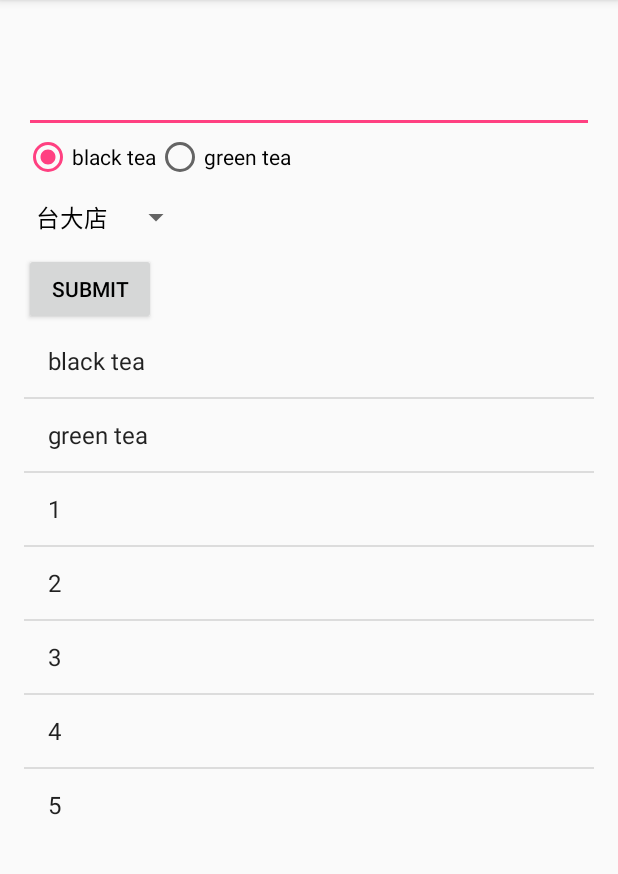
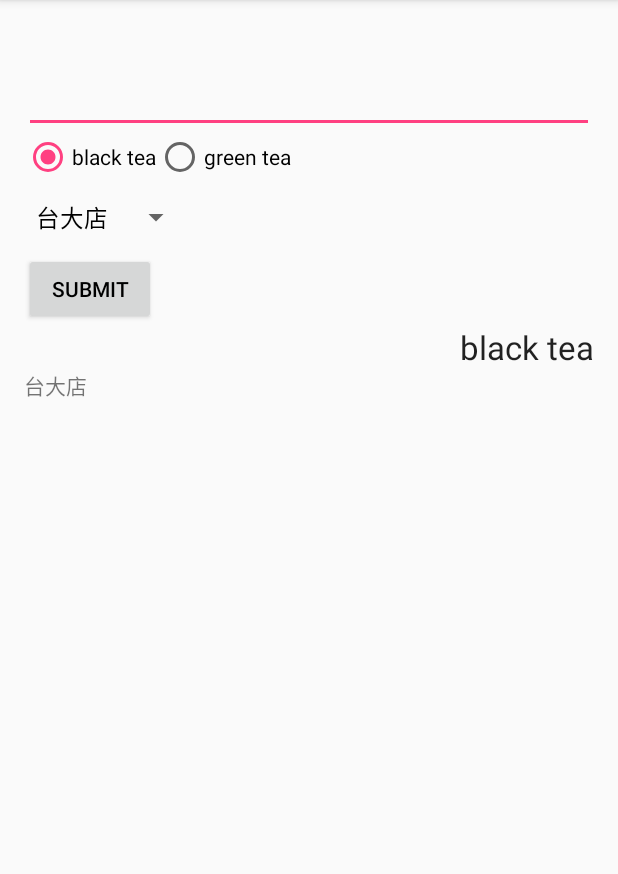
Before and after one commit to winlaii/android_270, an Android app: the screen it shows after launch (MainActivity), after a tap on "SUBMIT", on a phone screen of 412 x 824 dp, the part 84-958 px from its top. Run offline under Robolectric (Android 15) with nearby library versions, the phone set to English and light mode, and no system bars.

Commit message:
use custom adapter to setup listview

```diff
--- a/SimpleUI/app/src/main/java/com/example/user/simpleui/MainActivity.java
+++ b/SimpleUI/app/src/main/java/com/example/user/simpleui/MainActivity.java
@@ -12,6 +12,9 @@ import android.widget.RadioGroup;
 import android.widget.Spinner;
 import android.widget.TextView;
 
+import java.util.ArrayList;
+import java.util.List;
+
 public class MainActivity extends AppCompatActivity {
     TextView textView;
     EditText editText;
@@ -20,6 +23,8 @@ public class MainActivity extends AppCompatActivity {
     Spinner spinner;
 
     String selectedTea = "black tea";
+
+    List<Order> orders = new ArrayList<>();
 
     @Override
     protected void onCreate(Bundle savedInstanceState) {
@@ -57,8 +62,7 @@ public class MainActivity extends AppCompatActivity {
 
     public void setupListView()
     {
-        String[] data = new String[]{"black tea", "green tea", "1", "2", "3", "4", "5"};
-        ArrayAdapter<String> adapter = new ArrayAdapter<String>(this,android.R.layout.simple_list_item_1, data);
+        OrderAdapter adapter = new OrderAdapter(this, orders);
         listView.setAdapter(adapter);
     }
 
@@ -73,6 +77,13 @@ public class MainActivity extends AppCompatActivity {
     {
         String text = editText.getText().toString();
         textView.setText(text);
-        editText.setText("");
+
+        Order order = new Order();
+        order.note = text;
+        order.drinkName = selectedTea;
+        order.storeInfo = (String)spinner.getSelectedItem();
+
+        setupListView();
+        orders.add(order);
     }
 }
--- /dev/null
+++ b/SimpleUI/app/src/main/java/com/example/user/simpleui/Order.java
@@ -0,0 +1,10 @@
+package com.example.user.simpleui;
+
+/**
+ * Created by user on 2016/7/13.
+ */
+public class Order {
+    String note;
+    String drinkName;
+    String storeInfo;
+}
--- /dev/null
+++ b/SimpleUI/app/src/main/java/com/example/user/simpleui/OrderAdapter.java
@@ -0,0 +1,59 @@
+package com.example.user.simpleui;
+
+import android.content.Context;
+import android.view.LayoutInflater;
+import android.view.View;
+import android.view.ViewGroup;
+import android.widget.BaseAdapter;
+import android.widget.TextView;
+
+import java.util.List;
+
+/**
+ * Created by user on 2016/7/13.
+ */
+public class OrderAdapter extends BaseAdapter {
+
+    List<Order> orders;
+    LayoutInflater layoutInflater;
+
+    public OrderAdapter(Context context, List<Order> orders)
+    {
+        this.orders = orders;
+        this.layoutInflater = LayoutInflater.from(context);
+    }
+
+    @Override
+    public int getCount() {
+        return orders.size();
+    }
+
+    @Override
+    public Object getItem(int position) {
+        return  orders.get(position);
+    }
+
+    @Override
+    public long getItemId(int position) {
+        return position;
+    }
+
+    @Override
+    public View getView(int position, View convertView, ViewGroup parent) {
+
+        if(convertView == null)
+        {
+            convertView = layoutInflater.inflate(R.layout.listview_order_item, null);
+        }
+        TextView noteTextView = (TextView)convertView.findViewById(R.id.noteTextView);
+        TextView storeInfoTextView = (TextView)convertView.findViewById(R.id.storeTextView);
+        TextView drinkNameTextView = (TextView)convertView.findViewById(R.id.drinkNameTextView);
+
+        Order order = orders.get(position);
+        noteTextView.setText(order.note);
+        storeInfoTextView.setText(order.storeInfo);
+        drinkNameTextView.setText(order.drinkName);
+
+        return convertView;
+    }
+}
--- /dev/null
+++ b/SimpleUI/app/src/main/res/layout/listview_order_item.xml
@@ -0,0 +1,33 @@
+<?xml version="1.0" encoding="utf-8"?>
+<RelativeLayout xmlns:android="http://schemas.android.com/apk/res/android"
+    android:layout_width="match_parent" android:layout_height="match_parent">
+
+    <TextView
+        android:layout_width="wrap_content"
+        android:layout_height="wrap_content"
+        android:textAppearance="?android:attr/textAppearanceLarge"
+        android:text="Note"
+        android:id="@+id/noteTextView"
+        android:layout_alignParentTop="true"
+        android:layout_alignParentLeft="true"
+        android:layout_alignParentStart="true" />
+
+    <TextView
+        android:layout_width="wrap_content"
+        android:layout_height="wrap_content"
+        android:text="store"
+        android:id="@+id/storeTextView"
+        android:layout_below="@+id/noteTextView"
+        android:layout_alignParentLeft="true"
+        android:layout_alignParentStart="true" />
+
+    <TextView
+        android:layout_width="wrap_content"
+        android:layout_height="wrap_content"
+        android:textAppearance="?android:attr/textAppearanceLarge"
+        android:text="DrinkName"
+        android:id="@+id/drinkNameTextView"
+        android:layout_alignParentTop="true"
+        android:layout_alignParentRight="true"
+        android:layout_alignParentEnd="true" />
+</RelativeLayout>
```
